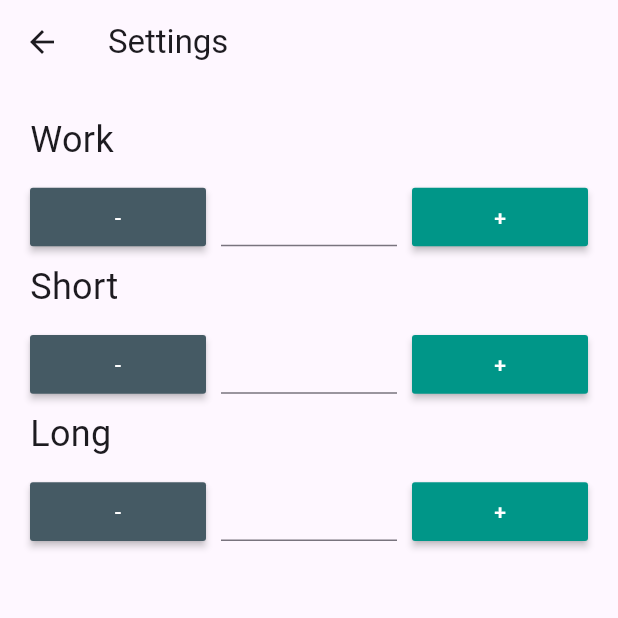
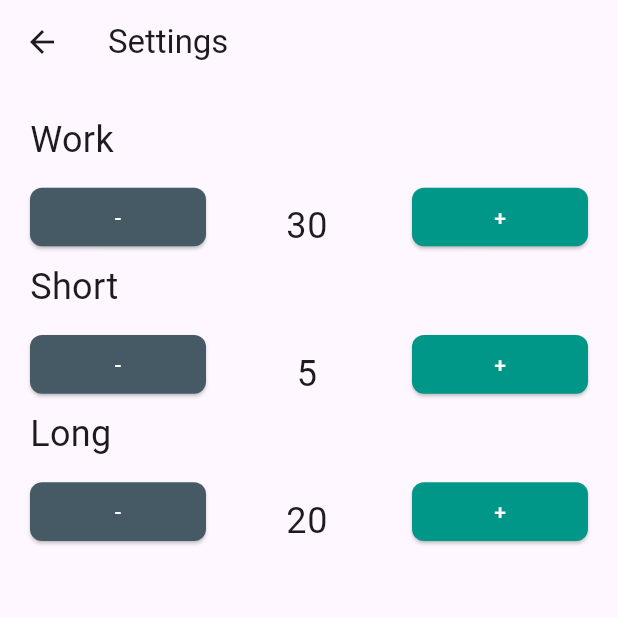
Before and after one commit to anasassad/Productivity-Timer, a Flutter app: the SettingsScreen screen opened directly, on a phone screen of 412 x 824 dp, the top half of it. Run offline on Flutter 3.47's test engine with Material 3 defaults, Android fonts, the phone set to English and light mode, and no system bars; our stand-ins replace percent_indicator, shared_preferences; accounts and stored records are empty.

```diff
--- a/lib/settings.dart
+++ b/lib/settings.dart
@@ -1,4 +1,5 @@
 import 'package:flutter/material.dart';
+import 'package:shared_preferences/shared_preferences.dart';
 import './widgets.dart';
 
 class SettingsScreen extends StatelessWidget {
@@ -23,7 +24,33 @@ class Settings extends StatefulWidget {
 }
 
 class _SettingsState extends State<Settings> {
-  final TextStyle textStyle = const TextStyle(fontSize: 24);
+  final TextStyle textStyle = const TextStyle(
+    fontSize: 24,
+  );
+
+  late TextEditingController txtWork;
+  late TextEditingController txtShort;
+  late TextEditingController txtLong;
+
+  late SharedPreferences prefs;
+
+  static const String WORKTIME = 'workTime';
+  static const String SHORTBREAK = 'shortBreak';
+  static const String LONGBREAK = 'longBreak';
+
+  late int workTime;
+  late int shortBreak;
+  late int longBreak;
+
+  @override
+  void initState() {
+    txtWork = TextEditingController();
+    txtShort = TextEditingController();
+    txtLong = TextEditingController();
+
+    readSettings();
+    super.initState();
+  }
 
   @override
   Widget build(BuildContext context) {
@@ -38,50 +65,120 @@ class _SettingsState extends State<Settings> {
         Text("Work", style: textStyle),
         const Text(""),
         const Text(""),
-        const SettingsButton(Color(0xff455A64), "-", -1),
+        SettingsButton(
+            const Color(0xff455A64), "-", -1, updateSetting, WORKTIME, 50),
         TextField(
           style: textStyle,
+          decoration: const InputDecoration(
+            border: InputBorder.none,
+          ),
           textAlign: TextAlign.center,
-            keyboardType: TextInputType.number),
-        const SettingsButton(
-          Color(0xff009688),
-          "+",
-          1,
+          keyboardType: TextInputType.number,
+          controller: txtWork,
         ),
+        SettingsButton(
+            const Color(0xff009688), "+", 1, updateSetting, WORKTIME, 50),
         Text("Short", style: textStyle),
         const Text(""),
         const Text(""),
-        const SettingsButton(
-          Color(0xff455A64),
-          "-",
-          -1,
-        ),
+        SettingsButton(
+            const Color(0xff455A64), "-", -1, updateSetting, SHORTBREAK, 50),
         TextField(
           style: textStyle,
+          decoration: const InputDecoration(
+            border: InputBorder.none,
+          ),
           textAlign: TextAlign.center,
-            keyboardType: TextInputType.number),
-        const SettingsButton(Color(0xff009688), "+", 1),
+          keyboardType: TextInputType.number,
+          controller: txtShort,
+        ),
+        SettingsButton(
+            const Color(0xff009688), "+", 1, updateSetting, SHORTBREAK, 50),
         Text(
           "Long",
           style: textStyle,
         ),
         const Text(""),
         const Text(""),
-        const SettingsButton(
-          Color(0xff455A64),
-          "-",
-          -1,
-        ),
+        SettingsButton(
+            const Color(0xff455A64), "-", -1, updateSetting, LONGBREAK, 50),
         TextField(
           style: textStyle,
+          decoration: const InputDecoration(
+            border: InputBorder.none,
+          ),
           textAlign: TextAlign.center,
-            keyboardType: TextInputType.number),
-        const SettingsButton(
-          Color(0xff009688),
-          "+",
-          1,
+          keyboardType: TextInputType.number,
+          controller: txtLong,
         ),
+        SettingsButton(
+            const Color(0xff009688), "+", 1, updateSetting, LONGBREAK, 50),
       ],
     );
   }
+
+  readSettings() async {
+    prefs = await SharedPreferences.getInstance();
+
+    int workTime = prefs.getInt(WORKTIME) ?? 30;
+    int shortBreak = prefs.getInt(SHORTBREAK) ?? 5;
+    int longBreak = prefs.getInt(LONGBREAK) ?? 20;
+
+    await prefs.setInt(WORKTIME, workTime);
+    await prefs.setInt(SHORTBREAK, shortBreak);
+    await prefs.setInt(LONGBREAK, longBreak);
+
+    setState(() {
+      txtWork.text = workTime.toString();
+      txtShort.text = shortBreak.toString();
+      txtLong.text = longBreak.toString();
+    });
   }
+
+  updateSetting(String key, int value) {
+    switch (key) {
+      case WORKTIME:
+        {
+          int workTime = prefs.getInt(key)!;
+          workTime += value;
+
+          if (workTime >= 1 && workTime <= 180) {
+            prefs.setInt(WORKTIME, workTime);
+          }
+
+          setState(() {
+            txtWork.text = workTime.toString();
+          });
+        }
+        break;
+      case SHORTBREAK:
+        {
+          int shortBreak = prefs.getInt(key)!;
+          shortBreak += value;
+
+          if (shortBreak >= 1 && shortBreak <= 120) {
+            prefs.setInt(SHORTBREAK, shortBreak);
+          }
+
+          setState(() {
+            txtShort.text = shortBreak.toString();
+          });
+        }
+        break;
+      case LONGBREAK:
+        {
+          int longBreak = prefs.getInt(key)!;
+          longBreak += value;
+
+          if (longBreak >= 1 && longBreak <= 180) {
+            prefs.setInt(LONGBREAK, longBreak);
+          }
+
+          setState(() {
+            txtLong.text = longBreak.toString();
+          });
+        }
+        break;
+    }
+  }
+}
--- a/lib/widgets.dart
+++ b/lib/widgets.dart
@@ -32,21 +32,43 @@ class ProductivityButton extends StatelessWidget {
   }
 }
 
+typedef CallbackSetting = void Function(String, int);
+
 class SettingsButton extends StatelessWidget {
   final Color color;
   final String text;
   final int value;
+  final double size;
+  final String setting;
+  final CallbackSetting callback;
 
-  const SettingsButton(this.color, this.text, this.value, {super.key});
+  const SettingsButton(
+      this.color, this.text, this.value, this.callback, this.setting, this.size,
+      {super.key});
 
   @override
   Widget build(BuildContext context) {
-    return MaterialButton(
-        onPressed: () {},
-        color: color,
-        child: Text(
-          text,
-          style: const TextStyle(color: Colors.white),
-        ));
+    // return MaterialButton(
+    //     onPressed: () => callback(setting, value),
+    //     color: color,
+    //     minWidth: size,
+    //     child: Text(
+    //       text,
+    //       style: const TextStyle(color: Colors.white),
+    //     ));
+
+    return SizedBox(
+      width: size,
+      child: ElevatedButton(
+          style: ElevatedButton.styleFrom(
+              backgroundColor: color,
+              shape: RoundedRectangleBorder(
+                  borderRadius: BorderRadius.circular(8.0))),
+          onPressed: () => callback(setting, value),
+          child: Text(
+            text,
+            style: const TextStyle(color: Colors.white),
+          )),
+    );
   }
 }
--- a/pubspec.yaml
+++ b/pubspec.yaml
@@ -38,6 +38,10 @@ dependencies:
 
   # The following adds the capabilities of adding pre-made widget for percent indicator.
   percent_indicator: ^4.0.1
+
+# The following simplifies platform-specific storage for small data, using NSUserDefaults on iOS/macOS and SharedPreferences on Android.
+# It saves data asynchronously, so it’s not guaranteed to be immediately stored on disk and shouldn’t be used for critical data.
+  shared_preferences: ^2.3.3
 
 dev_dependencies:
   flutter_test:
```
Also changed, not shown: lib/timer.dart (+13 -4 lines), pubspec.lock, 1 other file. Lines whose indentation alone changed are shown as unchanged.
